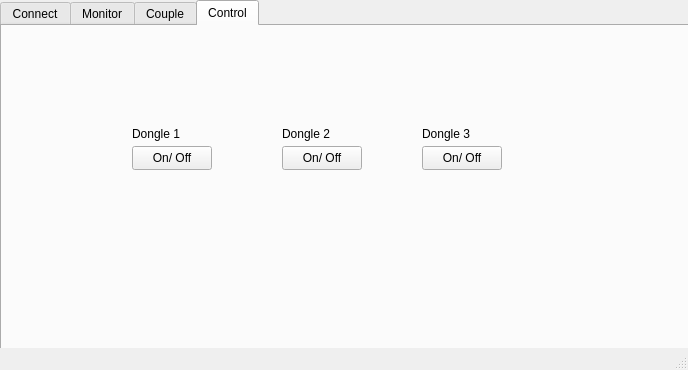
Above: mainwindow.ui from Joluzut/Domotica_QT before the change. Below: the same form after it.
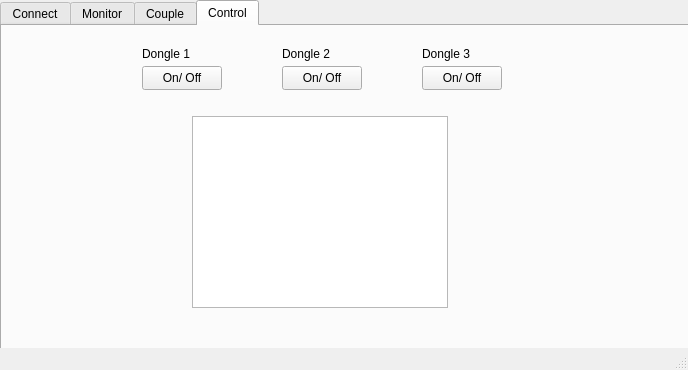
That is the form after the change. The open tabs and pages were chosen to show the change.

```diff
--- a/mainwindow.ui
+++ b/mainwindow.ui
@@ -275,8 +275,8 @@
      <widget class="QPushButton" name="ButtonDongle1">
       <property name="geometry">
        <rect>
-        <x>130</x>
-        <y>120</y>
+        <x>140</x>
+        <y>40</y>
         <width>80</width>
         <height>24</height>
        </rect>
@@ -289,7 +289,7 @@
       <property name="geometry">
        <rect>
         <x>280</x>
-        <y>120</y>
+        <y>40</y>
         <width>80</width>
         <height>24</height>
        </rect>
@@ -302,7 +302,7 @@
       <property name="geometry">
        <rect>
         <x>420</x>
-        <y>120</y>
+        <y>40</y>
         <width>80</width>
         <height>24</height>
        </rect>
@@ -314,8 +314,8 @@
      <widget class="QLabel" name="labelDongle1_2">
       <property name="geometry">
        <rect>
-        <x>130</x>
-        <y>100</y>
+        <x>140</x>
+        <y>20</y>
         <width>49</width>
         <height>16</height>
        </rect>
@@ -328,7 +328,7 @@
       <property name="geometry">
        <rect>
         <x>280</x>
-        <y>100</y>
+        <y>20</y>
         <width>49</width>
         <height>16</height>
        </rect>
@@ -341,7 +341,7 @@
       <property name="geometry">
        <rect>
         <x>420</x>
-        <y>100</y>
+        <y>20</y>
         <width>49</width>
         <height>16</height>
        </rect>
@@ -350,6 +350,16 @@
        <string>Dongle 3</string>
       </property>
      </widget>
+     <widget class="QTextBrowser" name="textBrowser">
+      <property name="geometry">
+       <rect>
+        <x>190</x>
+        <y>90</y>
+        <width>256</width>
+        <height>192</height>
+       </rect>
+      </property>
+     </widget>
     </widget>
    </widget>
   </widget>
```
Left out of the diff: 15 changed lines with no effect on the pictures.
